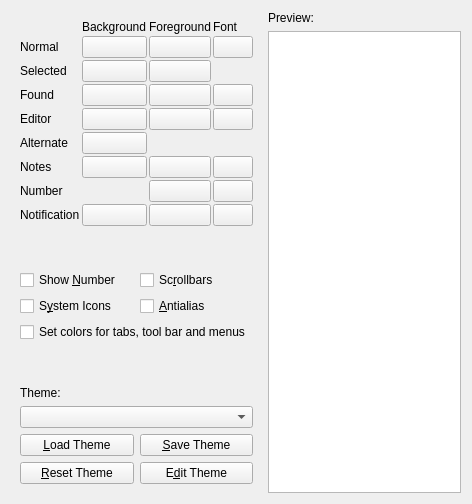
This is src/ui/configtabappearance.ui in hluk/CopyQ as Qt 5 draws it before an edit. The edited form follows.
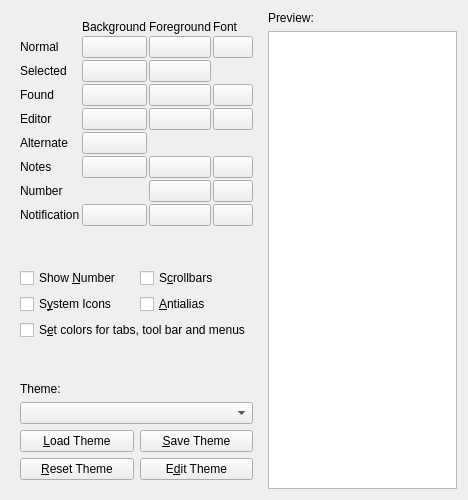
This is the edited form. Custom widgets are drawn as their Qt base class.

Diff of the .ui file:
```diff
--- a/src/ui/configtabappearance.ui
+++ b/src/ui/configtabappearance.ui
@@ -6,8 +6,8 @@
    <rect>
     <x>0</x>
     <y>0</y>
-    <width>472</width>
-    <height>504</height>
+    <width>468</width>
+    <height>500</height>
    </rect>
   </property>
   <layout class="QHBoxLayout" name="horizontalLayout_10" stretch="0,1">
@@ -33,8 +33,8 @@
        <rect>
         <x>0</x>
         <y>0</y>
-        <width>280</width>
-        <height>492</height>
+        <width>281</width>
+        <height>488</height>
        </rect>
       </property>
       <layout class="QVBoxLayout" name="verticalLayout_9">
@@ -290,7 +290,7 @@
             <string>Show scrollbars</string>
            </property>
            <property name="text">
-            <string>Sc&amp;rollbars</string>
+            <string>S&amp;crollbars</string>
            </property>
           </widget>
          </item>
@@ -316,7 +316,7 @@
        <item>
         <widget class="QCheckBox" name="checkBoxStyleMainWindow">
          <property name="text">
-          <string>Set colors for tabs, tool bar and menus</string>
+          <string>S&amp;et colors for tabs, tool bar and menus</string>
          </property>
         </widget>
        </item>
```
